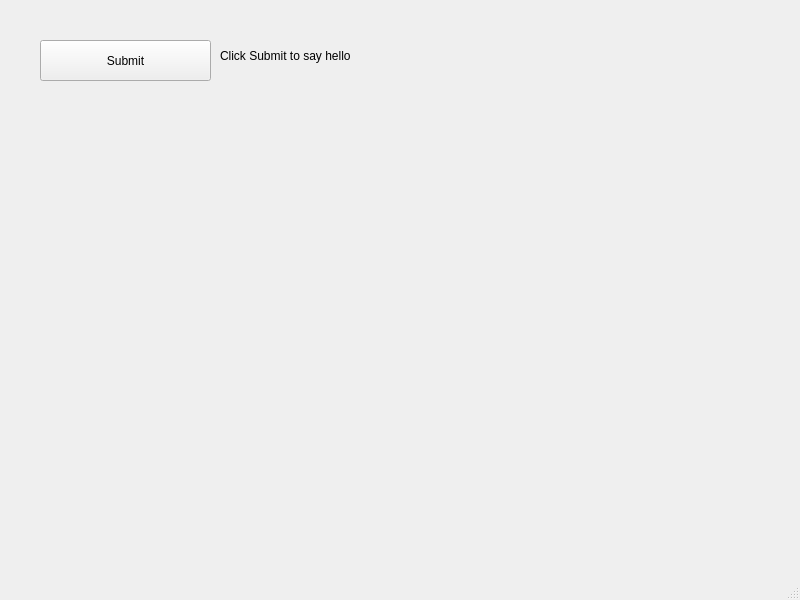
This is Qt_Project/HelloWorld/mainwindow.ui in PhanNgocTrieu/Qt as Qt 5 draws it before an edit. The edited form follows.
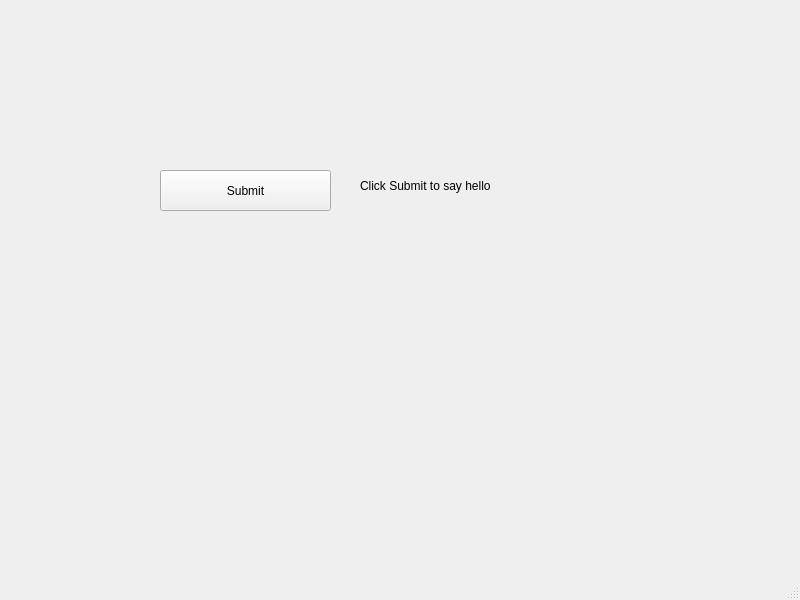
This is the edited form.

The edit to the form file:
```diff
--- a/Qt_Project/HelloWorld/mainwindow.ui
+++ b/Qt_Project/HelloWorld/mainwindow.ui
@@ -17,8 +17,8 @@
    <widget class="QPushButton" name="btnSubmit">
     <property name="geometry">
      <rect>
-      <x>40</x>
-      <y>40</y>
+      <x>160</x>
+      <y>170</y>
       <width>171</width>
       <height>41</height>
      </rect>
@@ -30,8 +30,8 @@
    <widget class="QLabel" name="lblDisplay">
     <property name="geometry">
      <rect>
-      <x>220</x>
-      <y>40</y>
+      <x>360</x>
+      <y>170</y>
       <width>151</width>
       <height>31</height>
      </rect>
```
